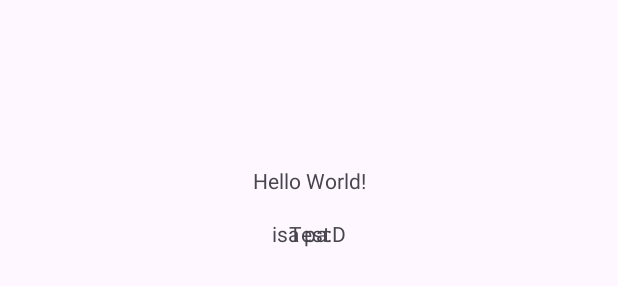
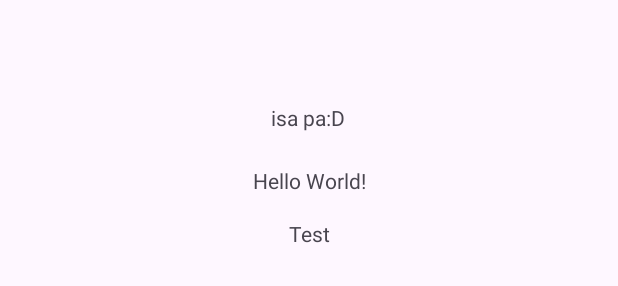
Before and after one commit to Poppy-git/TaskManagerApp, an Android app: the layout activity_main.xml on its own in the app's theme, with its tools: preview values and no code run, on a phone screen of 412 x 824 dp. Shown: the part 438-724 px from the top of the screen. Run offline under Robolectric (Android 15) with nearby library versions, the phone set to English and light mode, and no system bars.

Commit message:
Commit 2

```diff
--- a/app/src/main/res/layout/activity_main.xml
+++ b/app/src/main/res/layout/activity_main.xml
@@ -32,8 +32,9 @@
         android:text="isa pa:D"
         app:layout_constraintBottom_toBottomOf="parent"
         app:layout_constraintEnd_toEndOf="parent"
+        app:layout_constraintHorizontal_bias="0.498"
         app:layout_constraintStart_toStartOf="parent"
         app:layout_constraintTop_toTopOf="parent"
-        app:layout_constraintVertical_bias="0.544" />
+        app:layout_constraintVertical_bias="0.448" />
 
 </androidx.constraintlayout.widget.ConstraintLayout>
```
